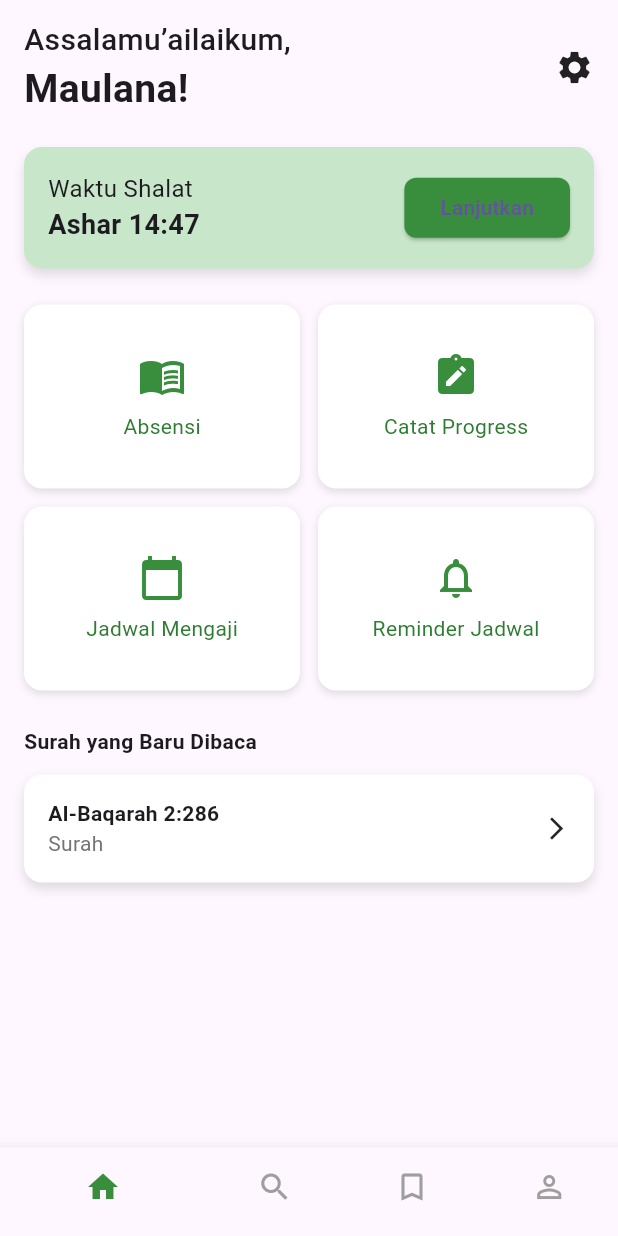
After one commit to raflihaidar/ngajiku-app, a Flutter app: the DashboardScreen screen opened directly, on a phone screen of 412 x 824 dp. The commit adds this screen. Run offline on Flutter 3.47's test engine with Material 3 defaults, Android fonts, the phone set to English and light mode, and no system bars.

Commit message:
dashboard_page

```diff
--- /dev/null
+++ b/lib/screens/dashboard_screen.dart
@@ -0,0 +1,205 @@
+import 'package:flutter/material.dart';
+
+void main() => runApp(MyApp());
+
+class MyApp extends StatelessWidget {
+  @override
+  Widget build(BuildContext context) {
+    return MaterialApp(
+      debugShowCheckedModeBanner: false,
+      home: DashboardScreen(),
+    );
+  }
+}
+
+class DashboardScreen extends StatelessWidget {
+  @override
+  Widget build(BuildContext context) {
+    return Scaffold(
+      bottomNavigationBar: BottomNavigationBar(
+        items: const [
+          BottomNavigationBarItem(icon: Icon(Icons.home), label: ''),
+          BottomNavigationBarItem(icon: Icon(Icons.search), label: ''),
+          BottomNavigationBarItem(icon: Icon(Icons.bookmark_border), label: ''),
+          BottomNavigationBarItem(icon: Icon(Icons.person_outline), label: ''),
+        ],
+        currentIndex: 0,
+        selectedItemColor: Colors.green[700],
+        unselectedItemColor: Colors.grey,
+        showSelectedLabels: false,
+        showUnselectedLabels: false,
+      ),
+      body: SafeArea(
+        child: Padding(
+          padding: const EdgeInsets.symmetric(horizontal: 16, vertical: 12),
+          child: Column(
+            crossAxisAlignment: CrossAxisAlignment.start,
+            children: [
+              Row(
+                mainAxisAlignment: MainAxisAlignment.spaceBetween,
+                children: [
+                  Column(
+                    crossAxisAlignment: CrossAxisAlignment.start,
+                    children: [
+                      Text(
+                        'Assalamu\’ailaikum,',
+                        style: TextStyle(
+                          fontSize: 20,
+                          fontWeight: FontWeight.w500,
+                        ),
+                      ),
+                      Text(
+                        'Maulana!',
+                        style: TextStyle(
+                          fontSize: 26,
+                          fontWeight: FontWeight.bold,
+                        ),
+                      ),
+                    ],
+                  ),
+                  Icon(Icons.settings, size: 26),
+                ],
+              ),
+              const SizedBox(height: 20),
+              Container(
+                padding: EdgeInsets.all(16),
+                decoration: BoxDecoration(
+                  color: Colors.green[100],
+                  borderRadius: BorderRadius.circular(12),
+                  boxShadow: [
+                    BoxShadow(
+                      color: Colors.black12,
+                      blurRadius: 6,
+                      offset: Offset(0, 4),
+                    ),
+                  ],
+                ),
+                child: Row(
+                  mainAxisAlignment: MainAxisAlignment.spaceBetween,
+                  children: [
+                    Column(
+                      crossAxisAlignment: CrossAxisAlignment.start,
+                      children: [
+                        Text('Waktu Shalat', style: TextStyle(fontSize: 16)),
+                        Text(
+                          'Ashar 14:47',
+                          style: TextStyle(
+                            fontSize: 18,
+                            fontWeight: FontWeight.bold,
+                          ),
+                        ),
+                      ],
+                    ),
+                    ElevatedButton(
+                      onPressed: () {},
+                      child: Text('Lanjutkan'),
+                      style: ElevatedButton.styleFrom(
+                        backgroundColor: Colors.green[700],
+                        shape: RoundedRectangleBorder(
+                          borderRadius: BorderRadius.circular(8),
+                        ),
+                      ),
+                    ),
+                  ],
+                ),
+              ),
+              const SizedBox(height: 24),
+              GridView.count(
+                shrinkWrap: true,
+                crossAxisCount: 2,
+                crossAxisSpacing: 12,
+                mainAxisSpacing: 12,
+                childAspectRatio: 1.5,
+                physics: NeverScrollableScrollPhysics(),
+                children: [
+                  _DashboardButton(icon: Icons.menu_book, label: 'Absensi'),
+                  _DashboardButton(
+                    icon: Icons.note_alt,
+                    label: 'Catat Progress',
+                  ),
+                  _DashboardButton(
+                    icon: Icons.calendar_today,
+                    label: 'Jadwal Mengaji',
+                  ),
+                  _DashboardButton(
+                    icon: Icons.notifications_none,
+                    label: 'Reminder Jadwal',
+                  ),
+                ],
+              ),
+              const SizedBox(height: 24),
+              Text(
+                'Surah yang Baru Dibaca',
+                style: TextStyle(fontWeight: FontWeight.bold),
+              ),
+              const SizedBox(height: 12),
+              Container(
+                padding: EdgeInsets.symmetric(horizontal: 16, vertical: 16),
+                decoration: BoxDecoration(
+                  color: Colors.white,
+                  borderRadius: BorderRadius.circular(12),
+                  boxShadow: [
+                    BoxShadow(
+                      color: Colors.black12,
+                      blurRadius: 6,
+                      offset: Offset(0, 4),
+                    ),
+                  ],
+                ),
+                child: Row(
+                  mainAxisAlignment: MainAxisAlignment.spaceBetween,
+                  children: [
+                    Column(
+                      crossAxisAlignment: CrossAxisAlignment.start,
+                      children: [
+                        Text(
+                          'Al-Baqarah 2:286',
+                          style: TextStyle(fontWeight: FontWeight.bold),
+                        ),
+                        Text(
+                          'Surah',
+                          style: TextStyle(color: Colors.grey[600]),
+                        ),
+                      ],
+                    ),
+                    Icon(Icons.arrow_forward_ios, size: 18),
+                  ],
+                ),
+              ),
+            ],
+          ),
+        ),
+      ),
+    );
+  }
+}
+
+class _DashboardButton extends StatelessWidget {
+  final IconData icon;
+  final String label;
+
+  const _DashboardButton({required this.icon, required this.label});
+
+  @override
+  Widget build(BuildContext context) {
+    return Container(
+      decoration: BoxDecoration(
+        color: Colors.white,
+        borderRadius: BorderRadius.circular(12),
+        boxShadow: [
+          BoxShadow(color: Colors.black12, blurRadius: 4, offset: Offset(0, 2)),
+        ],
+      ),
+      child: Center(
+        child: Column(
+          mainAxisSize: MainAxisSize.min,
+          children: [
+            Icon(icon, size: 32, color: Colors.green[700]),
+            SizedBox(height: 8),
+            Text(label, style: TextStyle(color: Colors.green[800])),
+          ],
+        ),
+      ),
+    );
+  }
+}
--- a/lib/screens/register_screen.dart
+++ b/lib/screens/register_screen.dart
@@ -1,4 +1,5 @@
 import 'package:flutter/material.dart';
+import 'dashboard_screen.dart';
 
 class RegisterScreen extends StatefulWidget {
   const RegisterScreen({Key? key}) : super(key: key);
@@ -139,13 +140,12 @@ class _RegisterScreenState extends State<RegisterScreen> {
                   child: ElevatedButton(
                     onPressed: () {
                       if (_formKey.currentState!.validate()) {
-                        // Process Register
-                        // You can add your authentication logic here
-                        // For example, navigate to home page after successful login
-                        // Navigator.pushReplacement(
-                        //   context,
-                        //   MaterialPageRoute(builder: (context) => const HomeScreen()),
-                        // );
+                        Navigator.pushReplacement(
+                          context,
+                          MaterialPageRoute(
+                            builder: (context) => DashboardScreen(),
+                          ),
+                        );
                       }
                     },
                     style: ElevatedButton.styleFrom(
```
